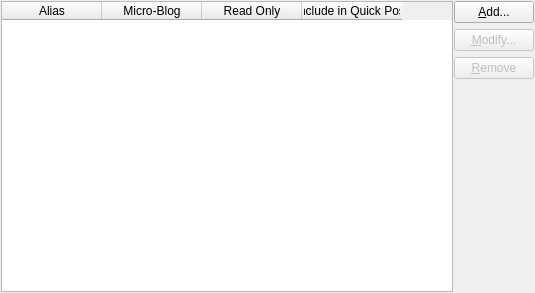
This is choqok/config/accounts/accountswidget_base.ui in KDE/choqok as Qt 5 draws it before an edit. The edited form follows.
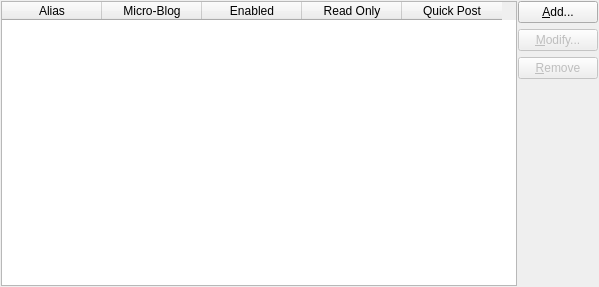
This is the edited form. Icons and pictures are not drawn.

Diff of the .ui file:
```diff
--- a/choqok/config/accounts/accountswidget_base.ui
+++ b/choqok/config/accounts/accountswidget_base.ui
@@ -6,8 +6,8 @@
    <rect>
     <x>0</x>
     <y>0</y>
-    <width>535</width>
-    <height>293</height>
+    <width>599</width>
+    <height>287</height>
    </rect>
   </property>
   <property name="windowTitle">
@@ -154,7 +154,7 @@
       <bool>false</bool>
      </property>
      <property name="columnCount">
-      <number>4</number>
+      <number>5</number>
      </property>
      <attribute name="horizontalHeaderVisible">
       <bool>true</bool>
@@ -171,6 +171,17 @@
       <property name="text">
        <string>Micro-Blog</string>
       </property>
+      <property name="toolTip">
+       <string>The type of the account</string>
+      </property>
+     </column>
+     <column>
+      <property name="text">
+       <string>Enabled</string>
+      </property>
+      <property name="toolTip">
+       <string>Whether the microblog is enabled or disabled</string>
+      </property>
      </column>
      <column>
       <property name="text">
@@ -182,7 +193,7 @@
      </column>
      <column>
       <property name="text">
-       <string>Include in Quick Post</string>
+       <string>Quick Post</string>
       </property>
       <property name="toolTip">
        <string>Show in Quick Post</string>
```
Left out of the diff: 18 changed lines with no effect on the pictures.
